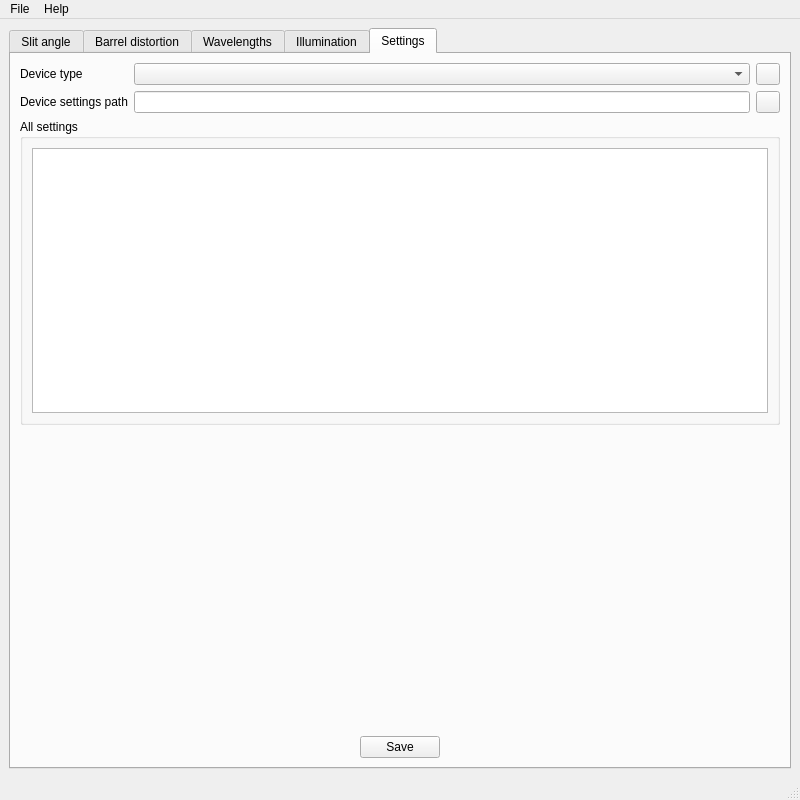
This is openhsl/gui/device/hs_device_mainwindow.ui in OpenHSL/OpenHSL as Qt 5 draws it before an edit. The edited form follows.
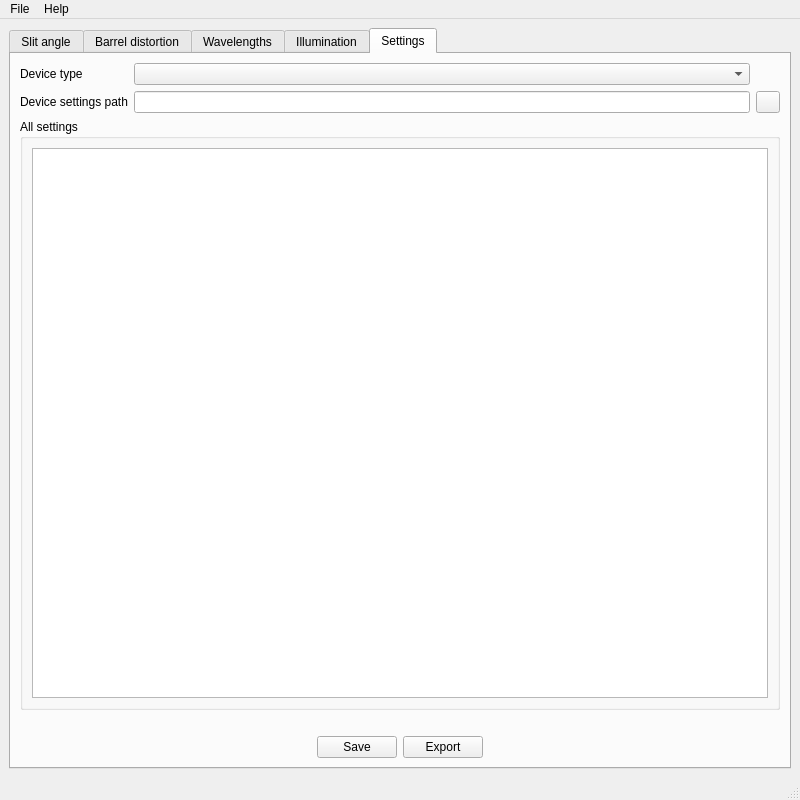
This is the edited form. The open tabs and pages were chosen to show the change. Custom widgets are drawn as their Qt base class.

Commit message: add: gui: settings tab UI and logic stuff, wip

What changed in the file:
```diff
--- a/openhsl/gui/device/hs_device_mainwindow.ui
+++ b/openhsl/gui/device/hs_device_mainwindow.ui
@@ -701,22 +701,6 @@
             </property>
            </widget>
           </item>
-          <item row="0" column="2">
-           <widget class="QPushButton" name="deviceAdd_pushButton">
-            <property name="maximumSize">
-             <size>
-              <width>24</width>
-              <height>16777215</height>
-             </size>
-            </property>
-            <property name="text">
-             <string/>
-            </property>
-            <property name="id" stdset="0">
-             <string>add</string>
-            </property>
-           </widget>
-          </item>
           <item row="1" column="0">
            <widget class="QLabel" name="deviceSettingsPath_label">
             <property name="text">
@@ -752,7 +736,7 @@
           </property>
           <layout class="QGridLayout" name="gridLayout_7">
            <item row="0" column="0">
-            <widget class="QTableWidget" name="allSettings_tableWidget"/>
+            <widget class="QTableView" name="stAllSettings_tableView"/>
            </item>
           </layout>
          </widget>
@@ -763,12 +747,12 @@
            <enum>Qt::Vertical</enum>
           </property>
           <property name="sizeType">
-           <enum>QSizePolicy::Expanding</enum>
+           <enum>QSizePolicy::Fixed</enum>
           </property>
           <property name="sizeHint" stdset="0">
            <size>
             <width>20</width>
-            <height>153</height>
+            <height>20</height>
            </size>
           </property>
          </spacer>
@@ -798,6 +782,16 @@
             </property>
            </widget>
           </item>
+          <item>
+           <widget class="QPushButton" name="stDeviceSettingsExport_pushButton">
+            <property name="text">
+             <string>Export</string>
+            </property>
+            <property name="id" stdset="0">
+             <string>big</string>
+            </property>
+           </widget>
+          </item>
           <item>
            <spacer name="horizontalSpacer_4">
             <property name="orientation">
```
Left out of the diff: 12 changed lines with no effect on the pictures. The commit also changes 1 other file.
